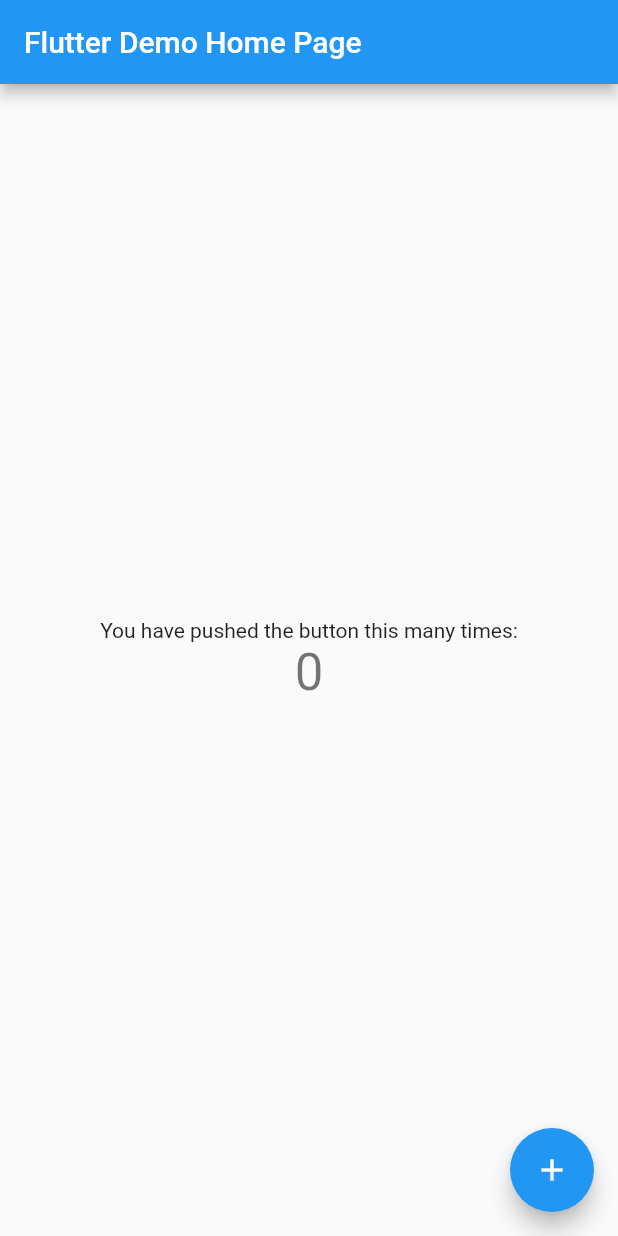
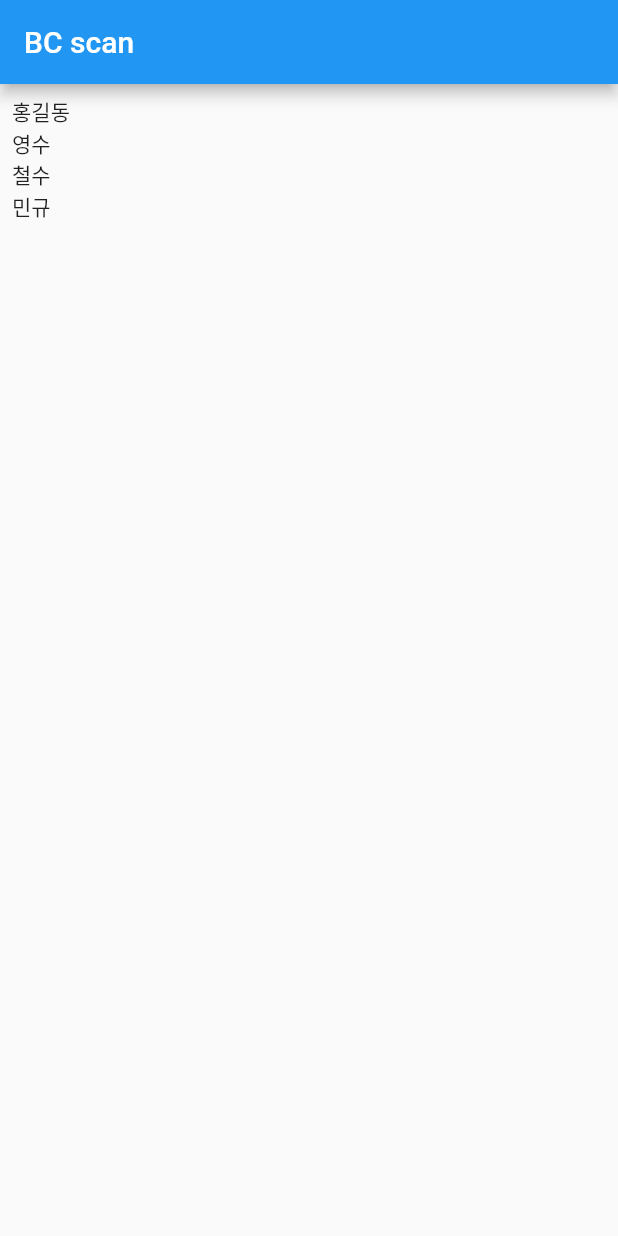
Before and after one commit to arror1784/business_card_scan_flutter, a Flutter app: the screen it shows after launch, on a phone screen of 412 x 824 dp. Run offline on Flutter 3.47's test engine with Material 2 defaults, Android fonts, the phone set to English and light mode, and no system bars.

Commit message:
basic list view

```diff
--- /dev/null
+++ b/lib/bc_list_widget.dart
@@ -0,0 +1,31 @@
+
+import 'package:flutter/cupertino.dart';
+import 'package:flutter/material.dart';
+
+class BCListWidget extends StatefulWidget {
+  BCListWidget({Key? key}) : super(key: key);
+
+  @override
+  _BCListWidgetState createState() => _BCListWidgetState();
+}
+
+class _BCListWidgetState extends State<BCListWidget> {
+
+  List<dynamic> bcs = [
+    "홍길동",
+    "영수",
+    "철수",
+    "민규",
+  ];
+
+  @override
+  Widget build(BuildContext context) {
+    return ListView.builder(
+      padding: const EdgeInsets.all(8),
+      itemCount: bcs.length,
+      itemBuilder: (BuildContext context, int index) {
+      return Text(bcs[index]);
+      }
+    );
+  }
+}
--- a/lib/main.dart
+++ b/lib/main.dart
@@ -1,4 +1,5 @@
 import 'package:flutter/material.dart';
+import 'bc_list_widget.dart';
 
 void main() {
   runApp(const MyApp());
@@ -7,109 +8,21 @@
 class MyApp extends StatelessWidget {
   const MyApp({Key? key}) : super(key: key);
 
+
   // This widget is the root of your application.
   @override
   Widget build(BuildContext context) {
     return MaterialApp(
       title: 'Flutter Demo',
       theme: ThemeData(
-        // This is the theme of your application.
-        //
-        // Try running your application with "flutter run". You'll see the
-        // application has a blue toolbar. Then, without quitting the app, try
-        // changing the primarySwatch below to Colors.green and then invoke
-        // "hot reload" (press "r" in the console where you ran "flutter run",
-        // or simply save your changes to "hot reload" in a Flutter IDE).
-        // Notice that the counter didn't reset back to zero; the application
-        // is not restarted.
         primarySwatch: Colors.blue,
       ),
-      home: const MyHomePage(title: 'Flutter Demo Home Page'),
+      home: Scaffold(
+        appBar: AppBar(
+          title: Text("BC scan"),
+        ),
+        body: BCListWidget(),
+      ),
     );
   }
 }
-
-class MyHomePage extends StatefulWidget {
-  const MyHomePage({Key? key, required this.title}) : super(key: key);
-
-  // This widget is the home page of your application. It is stateful, meaning
-  // that it has a State object (defined below) that contains fields that affect
-  // how it looks.
-
-  // This class is the configuration for the state. It holds the values (in this
-  // case the title) provided by the parent (in this case the App widget) and
-  // used by the build method of the State. Fields in a Widget subclass are
-  // always marked "final".
-
-  final String title;
-
-  @override
-  State<MyHomePage> createState() => _MyHomePageState();
-}
-
-class _MyHomePageState extends State<MyHomePage> {
-  int _counter = 0;
-
-  void _incrementCounter() {
-    setState(() {
-      // This call to setState tells the Flutter framework that something has
-      // changed in this State, which causes it to rerun the build method below
-      // so that the display can reflect the updated values. If we changed
-      // _counter without calling setState(), then the build method would not be
-      // called again, and so nothing would appear to happen.
-      _counter++;
-    });
-  }
-
-  @override
-  Widget build(BuildContext context) {
-    // This method is rerun every time setState is called, for instance as done
-    // by the _incrementCounter method above.
-    //
-    // The Flutter framework has been optimized to make rerunning build methods
-    // fast, so that you can just rebuild anything that needs updating rather
-    // than having to individually change instances of widgets.
-    return Scaffold(
-      appBar: AppBar(
-        // Here we take the value from the MyHomePage object that was created by
-        // the App.build method, and use it to set our appbar title.
-        title: Text(widget.title),
-      ),
-      body: Center(
-        // Center is a layout widget. It takes a single child and positions it
-        // in the middle of the parent.
-        child: Column(
-          // Column is also a layout widget. It takes a list of children and
-          // arranges them vertically. By default, it sizes itself to fit its
-          // children horizontally, and tries to be as tall as its parent.
-          //
-          // Invoke "debug painting" (press "p" in the console, choose the
-          // "Toggle Debug Paint" action from the Flutter Inspector in Android
-          // Studio, or the "Toggle Debug Paint" command in Visual Studio Code)
-          // to see the wireframe for each widget.
-          //
-          // Column has various properties to control how it sizes itself and
-          // how it positions its children. Here we use mainAxisAlignment to
-          // center the children vertically; the main axis here is the vertical
-          // axis because Columns are vertical (the cross axis would be
-          // horizontal).
-          mainAxisAlignment: MainAxisAlignment.center,
-          children: <Widget>[
-            const Text(
-              'You have pushed the button this many times:',
-            ),
-            Text(
-              '$_counter',
-              style: Theme.of(context).textTheme.headline4,
-            ),
-          ],
-        ),
-      ),
-      floatingActionButton: FloatingActionButton(
-        onPressed: _incrementCounter,
-        tooltip: 'Increment',
-        child: const Icon(Icons.add),
-      ), // This trailing comma makes auto-formatting nicer for build methods.
-    );
-  }
-}
```
